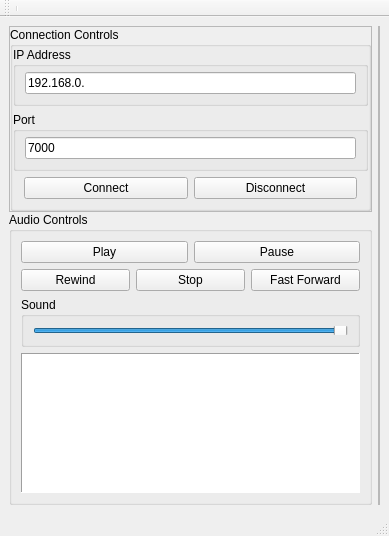
The window that UI/multiclient.ui (JaegarSarauer/CommAudio) describes before a commit, drawn with Qt 5.
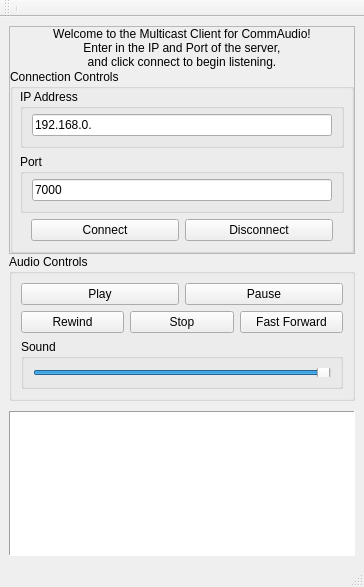
The same window after the commit.

Commit message: Added UI pre and post login forms, fixed audio recording crashing when attempting to record a second time, fixed stopping from freezing/crashing, ixed replaying from crashing, fixed edge cases for buttons. TODO: fix playing for other wav header file (they don't stop for some reason), recording to buffer, NOTE: There are a few forced successful connections which shouldn't be there, only there for testing the UI/aduio

```diff
--- a/UI/multiclient.ui
+++ b/UI/multiclient.ui
@@ -6,8 +6,8 @@
    <rect>
     <x>0</x>
     <y>0</y>
-    <width>389</width>
-    <height>536</height>
+    <width>364</width>
+    <height>587</height>
    </rect>
   </property>
   <property name="windowTitle">
@@ -73,7 +73,19 @@
               <number>0</number>
              </property>
              <item>
-              <widget class="QGroupBox" name="groupBox_6">
+              <widget class="QLabel" name="welcomeLabel">
+               <property name="text">
+                <string>Welcome to the Multicast Client for CommAudio!
+Enter in the IP and Port of the server,
+and click connect to begin listening.</string>
+               </property>
+               <property name="alignment">
+                <set>Qt::AlignCenter</set>
+               </property>
+              </widget>
+             </item>
+             <item>
+              <widget class="QGroupBox" name="ConnectionControls">
                <property name="maximumSize">
                 <size>
                  <width>16777215</width>
@@ -91,13 +103,13 @@
                </property>
                <layout class="QVBoxLayout" name="verticalLayout_10">
                 <property name="leftMargin">
-                 <number>0</number>
+                 <number>7</number>
                 </property>
                 <property name="topMargin">
                  <number>0</number>
                 </property>
                 <property name="rightMargin">
-                 <number>0</number>
+                 <number>7</number>
                 </property>
                 <item>
                  <widget class="QGroupBox" name="groupBox_7">
@@ -180,7 +192,7 @@
            </widget>
           </item>
           <item>
-           <layout class="QVBoxLayout" name="verticalLayout_12" stretch="0">
+           <layout class="QVBoxLayout" name="verticalLayout_12" stretch="0,0">
             <property name="spacing">
              <number>10</number>
             </property>
@@ -274,45 +286,21 @@
                  </layout>
                 </widget>
                </item>
-               <item>
-                <widget class="QListWidget" name="StatusBar">
-                 <property name="frameShape">
-                  <enum>QFrame::Panel</enum>
-                 </property>
-                </widget>
-               </item>
               </layout>
              </widget>
             </item>
+            <item>
+             <widget class="QListWidget" name="StatusBar">
+              <property name="frameShape">
+               <enum>QFrame::Panel</enum>
+              </property>
+             </widget>
+            </item>
            </layout>
           </item>
          </layout>
         </widget>
        </item>
-       <item>
-        <widget class="QFrame" name="frame">
-         <property name="frameShape">
-          <enum>QFrame::StyledPanel</enum>
-         </property>
-         <property name="frameShadow">
-          <enum>QFrame::Raised</enum>
-         </property>
-         <layout class="QVBoxLayout" name="verticalLayout_13">
-          <property name="leftMargin">
-           <number>0</number>
-          </property>
-          <property name="topMargin">
-           <number>0</number>
-          </property>
-          <property name="rightMargin">
-           <number>0</number>
-          </property>
-          <property name="bottomMargin">
-           <number>0</number>
-          </property>
-         </layout>
-        </widget>
-       </item>
       </layout>
      </widget>
     </item>
```
Left out of the diff: 10 changed lines with no effect on the pictures. The commit also changes 10 other files.
